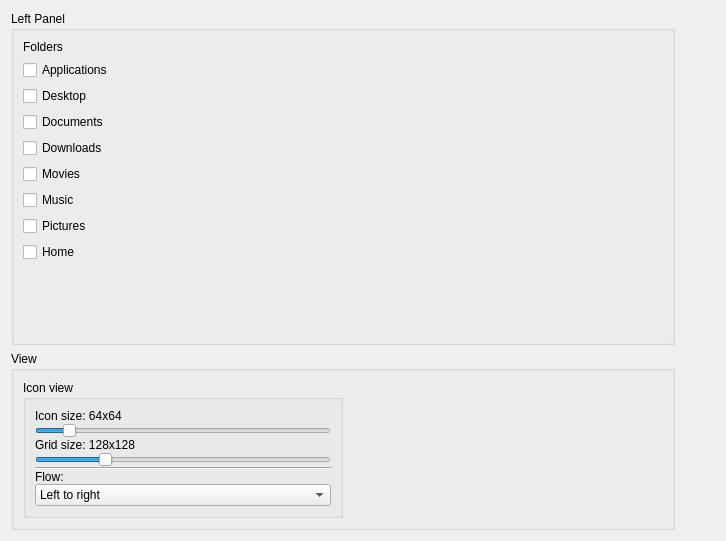
Qt form src/plugins/filemanagerplugin/filemanagersettingswidget.ui (ABBAPOH/andromeda) before a commit.
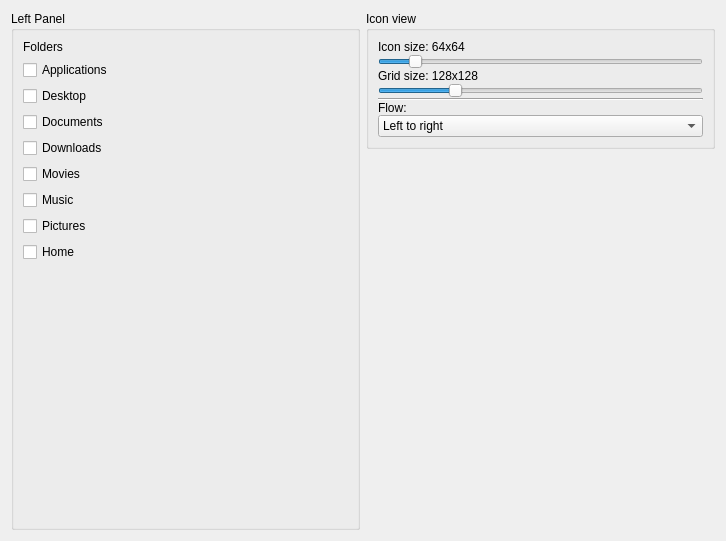
The same form after that commit.

The edit to the form file:
```diff
--- a/src/plugins/filemanagerplugin/filemanagersettingswidget.ui
+++ b/src/plugins/filemanagerplugin/filemanagersettingswidget.ui
@@ -13,8 +13,8 @@
   <property name="windowTitle">
    <string>Form</string>
   </property>
-  <layout class="QGridLayout" name="gridLayout" rowstretch="1,0" columnstretch="1,0">
-   <item row="0" column="0">
+  <layout class="QGridLayout" name="gridLayout" rowstretch="0,0" columnstretch="1,1">
+   <item row="0" column="0" rowspan="2">
     <widget class="QGroupBox" name="groupBox">
      <property name="title">
       <string>Left Panel</string>
@@ -103,26 +103,13 @@
     </widget>
    </item>
    <item row="0" column="1">
-    <spacer name="horizontalSpacer">
-     <property name="orientation">
-      <enum>Qt::Horizontal</enum>
-     </property>
-     <property name="sizeHint" stdset="0">
-      <size>
-       <width>40</width>
-       <height>20</height>
-      </size>
-     </property>
-    </spacer>
-   </item>
-   <item row="1" column="0">
-    <widget class="QGroupBox" name="groupBox_2">
-     <property name="title">
-      <string>View</string>
-     </property>
-     <layout class="QHBoxLayout" name="horizontalLayout" stretch="1,1">
-      <item>
        <widget class="QGroupBox" name="groupBox_3">
+     <property name="sizePolicy">
+      <sizepolicy hsizetype="Minimum" vsizetype="Preferred">
+       <horstretch>0</horstretch>
+       <verstretch>0</verstretch>
+      </sizepolicy>
+     </property>
         <property name="title">
          <string>Icon view</string>
         </property>
@@ -219,21 +206,18 @@
         </layout>
        </widget>
       </item>
-      <item>
-       <spacer name="horizontalSpacer_2">
+   <item row="1" column="1">
+    <spacer name="verticalSpacer">
         <property name="orientation">
-         <enum>Qt::Horizontal</enum>
+      <enum>Qt::Vertical</enum>
         </property>
         <property name="sizeHint" stdset="0">
          <size>
-          <width>40</width>
-          <height>20</height>
+       <width>20</width>
+       <height>40</height>
          </size>
         </property>
        </spacer>
-      </item>
-     </layout>
-    </widget>
    </item>
   </layout>
  </widget>
```
Lines whose indentation alone changed are shown as unchanged.
